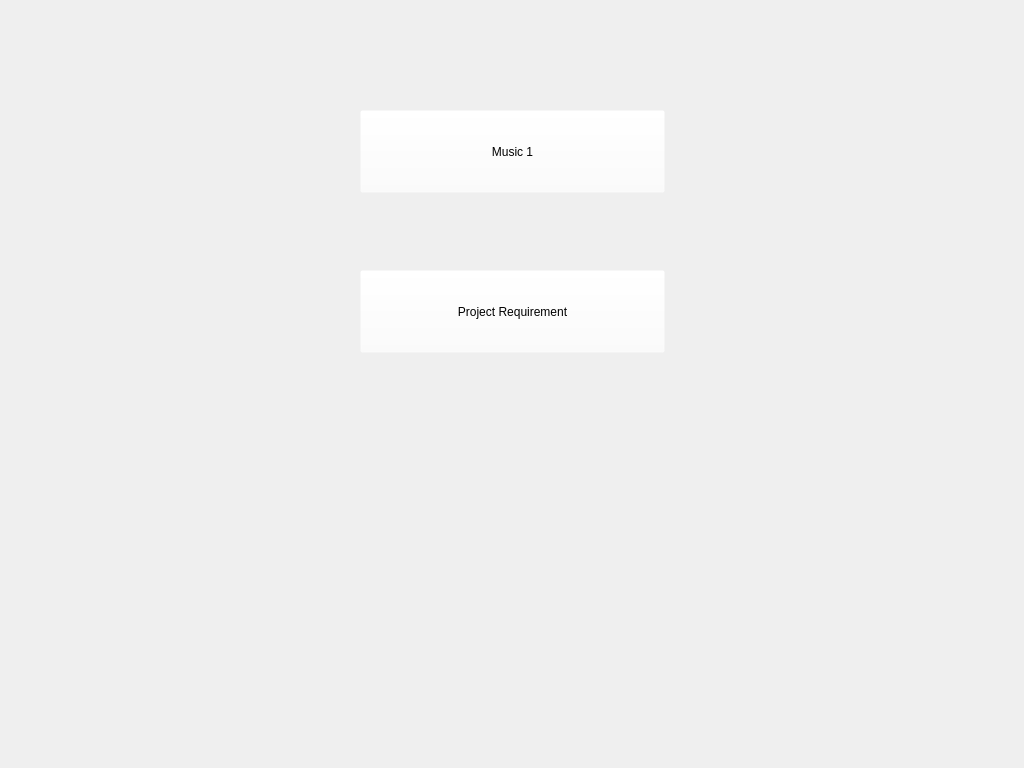
bladeath860620/QT, file taigoo/menu.ui: the form before one commit.
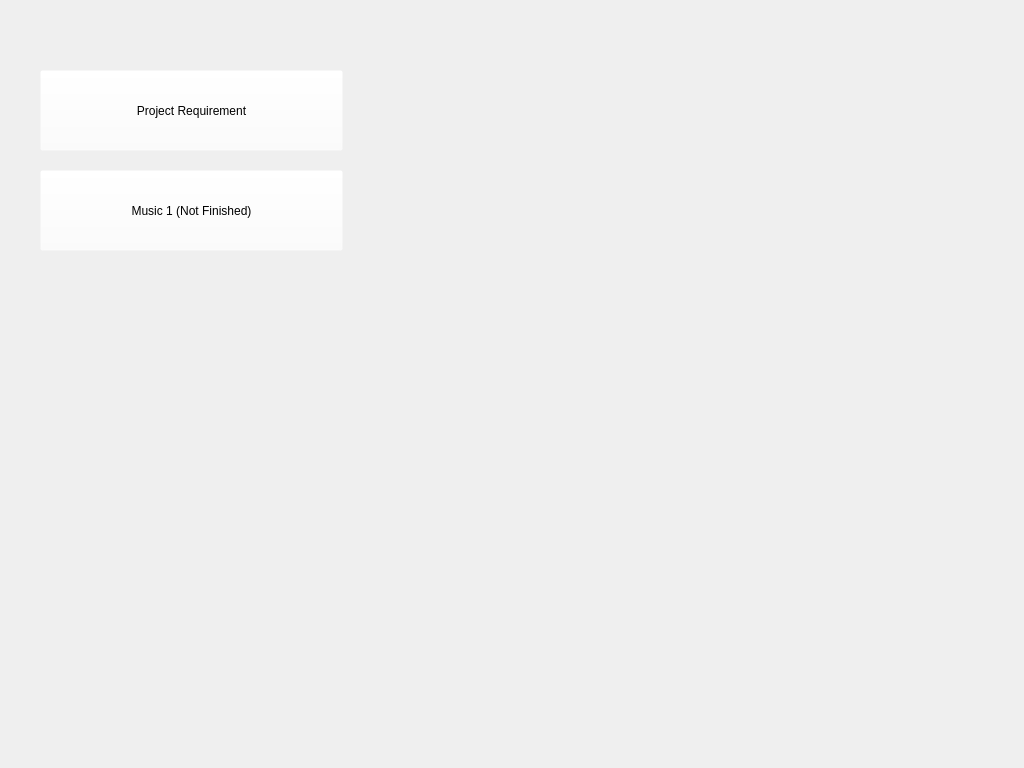
The form after the commit. Icons and pictures are not drawn.

Commit message: project finished

The edit to the form file:
```diff
--- a/taigoo/menu.ui
+++ b/taigoo/menu.ui
@@ -38,10 +38,10 @@
    <widget class="QPushButton" name="pushButton">
     <property name="geometry">
      <rect>
-      <x>360</x>
-      <y>110</y>
-      <width>305</width>
-      <height>83</height>
+      <x>40</x>
+      <y>170</y>
+      <width>303</width>
+      <height>81</height>
      </rect>
     </property>
     <property name="styleSheet">
@@ -49,16 +49,16 @@
 background-color: rgba(255, 255, 255, 0);</string>
     </property>
     <property name="text">
-     <string>Music 1</string>
+     <string>Music 1 (Not Finished)</string>
     </property>
    </widget>
    <widget class="QPushButton" name="pushButton_2">
     <property name="geometry">
      <rect>
-      <x>360</x>
-      <y>270</y>
-      <width>305</width>
-      <height>83</height>
+      <x>40</x>
+      <y>70</y>
+      <width>303</width>
+      <height>81</height>
      </rect>
     </property>
     <property name="styleSheet">
```
The commit also changes 47 other files.
